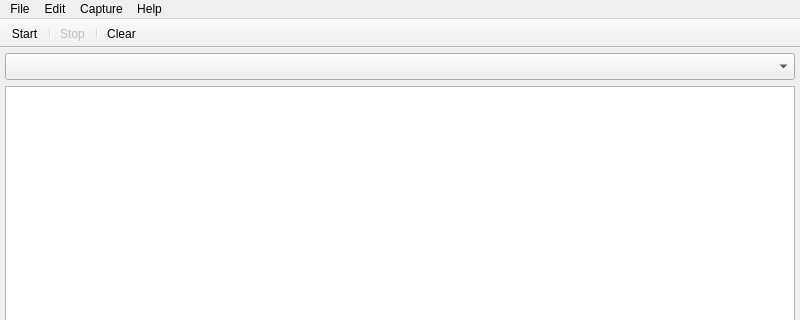
This is Sniffer.ui in HangweiZhang/IS301-Project as Qt 5 draws it before an edit; both pictures show x 0 to 800 and y 0 to 320 of the 800 by 600 pixel window. The edited form follows.
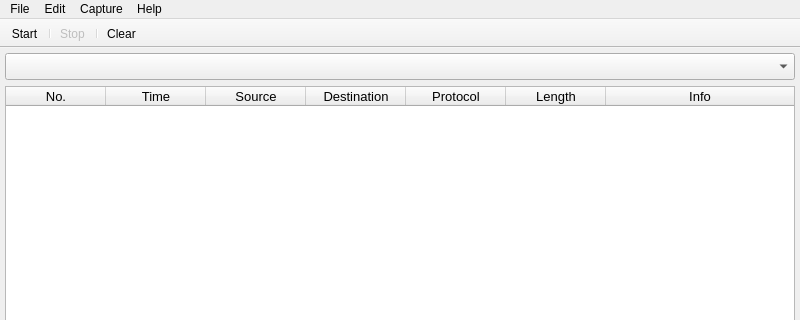
This is the edited form. Icons and pictures are not drawn.

Commit message: add: table widget

What changed in the file:
```diff
--- a/Sniffer.ui
+++ b/Sniffer.ui
@@ -60,18 +60,21 @@
     </item>
     <item>
      <widget class="QTableWidget" name="tableWidget">
+      <property name="editTriggers">
+       <set>QAbstractItemView::NoEditTriggers</set>
+      </property>
+      <property name="showGrid">
+       <bool>false</bool>
+      </property>
       <property name="columnCount">
        <number>7</number>
       </property>
-      <attribute name="horizontalHeaderVisible">
-       <bool>false</bool>
-      </attribute>
-      <attribute name="verticalHeaderDefaultSectionSize">
-       <number>30</number>
-      </attribute>
-      <attribute name="verticalHeaderStretchLastSection">
+      <attribute name="horizontalHeaderStretchLastSection">
        <bool>true</bool>
       </attribute>
+      <attribute name="verticalHeaderVisible">
+       <bool>false</bool>
+      </attribute>
       <column>
        <property name="text">
         <string>No.</string>
```
The commit also changes 7 other files.
